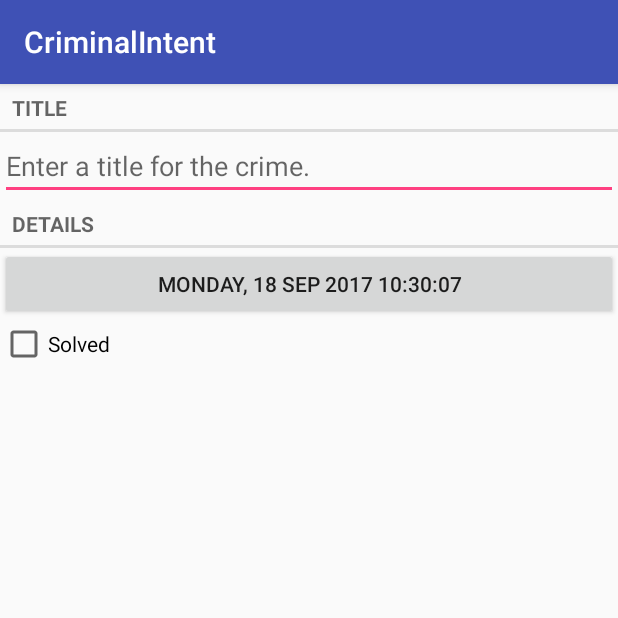
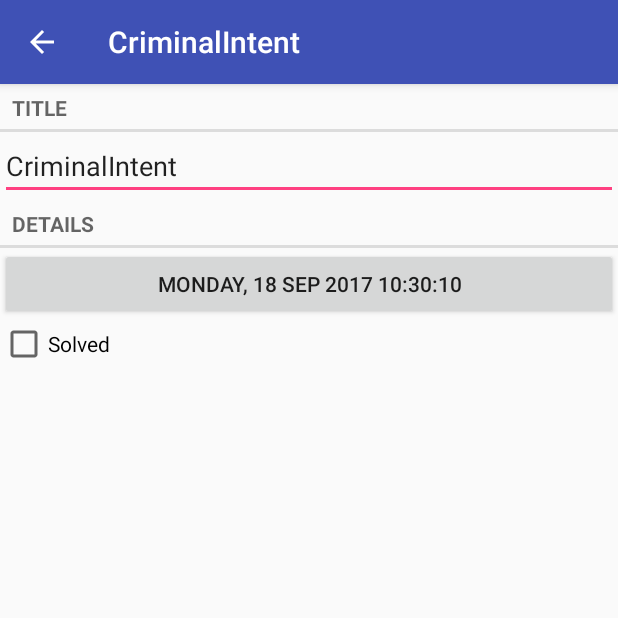
Before and after one commit to KranthiChinnakotla/bignerd, an Android app: the screen it shows after launch (CrimePagerActivity), after a tap on "New Crime", on a phone screen of 412 x 824 dp, the top half of it. Run offline under Robolectric (Android 15) with nearby library versions, the phone set to English and light mode, and no system bars.

Commit message:
modified:   app/src/main/AndroidManifest.xml 	modified:   app/src/main/java/com/bignerdranch/android/criminalintent/CrimeListFragment.java 	modified:   app/src/main/res/menu/fragment_crime_list.xml

```diff
--- a/CriminalIntent/app/src/main/java/com/bignerdranch/android/criminalintent/CrimeListFragment.java
+++ b/CriminalIntent/app/src/main/java/com/bignerdranch/android/criminalintent/CrimeListFragment.java
@@ -4,6 +4,7 @@ import android.content.Intent;
 import android.os.Bundle;
 import android.support.annotation.Nullable;
 import android.support.v4.app.Fragment;
+import android.support.v7.app.AppCompatActivity;
 import android.support.v7.widget.LinearLayoutManager;
 import android.support.v7.widget.RecyclerView;
 import android.text.Layout;
@@ -33,6 +34,9 @@ public class CrimeListFragment extends Fragment {
     private CrimeAdapter mCrimeAdapter;
     private TextView mTextViewTitle, mTextViewDate;
     private ImageView mImageView_Solved;
+    private boolean mSubTitleVisible;
+    private static String SAVED_SUBTITLE_VISIBLE = "subtitle";
+
 
     private static String TAG = "com.bignerdranch.android.crimeid";
 
@@ -42,8 +46,17 @@ public class CrimeListFragment extends Fragment {
         View v = inflater.inflate(R.layout.fragment_crime_list, container, false);
         mRecyclerView = (RecyclerView) v.findViewById(R.id.crime_recycler_view);
         mRecyclerView.setLayoutManager(new LinearLayoutManager(getActivity()));
+        if(savedInstanceState != null){
+            mSubTitleVisible = savedInstanceState.getBoolean(SAVED_SUBTITLE_VISIBLE);
+        }
         updateUi();
         return v;
+    }
+
+    @Override
+    public void onSaveInstanceState(Bundle outState) {
+        super.onSaveInstanceState(outState);
+        outState.putBoolean(SAVED_SUBTITLE_VISIBLE,mSubTitleVisible);
     }
 
     @Override
@@ -56,17 +69,29 @@ public class CrimeListFragment extends Fragment {
     public void onCreateOptionsMenu(Menu menu, MenuInflater inflater) {
         super.onCreateOptionsMenu(menu, inflater);
         inflater.inflate(R.menu.fragment_crime_list, menu);
+
+        MenuItem subTitleItem = menu.findItem(R.id.show_title);
+        if(mSubTitleVisible){
+            subTitleItem.setTitle(getString(R.string.hide_subtitle));
+        }else{
+            subTitleItem.setTitle(getString(R.string.show_subtitle));
+        }
     }
 
     @Override
     public boolean onOptionsItemSelected(MenuItem item) {
-
         switch (item.getItemId()) {
             case R.id.new_crime:
                 Crime crime = new Crime();
+                crime.setTitle(getString(R.string.app_name));
                 CrimeLab.getCrimeLab(getActivity()).addCrime(crime);
                 Intent intent = CrimePagerActivity.newIntent(getActivity());
                 startActivity(intent);
+                return true;
+            case R.id.show_title:
+                mSubTitleVisible = !mSubTitleVisible;
+                getActivity().invalidateOptionsMenu();
+                updateTitle();
                 return true;
             default:
                 return super.onOptionsItemSelected(item);
@@ -148,7 +173,6 @@ public class CrimeListFragment extends Fragment {
         @Override
         public RecyclerView.ViewHolder onCreateViewHolder(ViewGroup parent, int viewType) {
             LayoutInflater inflater = LayoutInflater.from(getActivity());
-
             return new CrimeViewHolder(inflater, parent);
         }
 
@@ -185,13 +209,23 @@ public class CrimeListFragment extends Fragment {
             mCrimeAdapter.notifyDataSetChanged();
             mRecyclerView.setAdapter(mCrimeAdapter);
         }
+        updateTitle();
+    }
 
+    private void updateTitle() {
+        CrimeLab crimeLab = CrimeLab.getCrimeLab(getActivity());
+        int count = crimeLab.getCrimesList().size();
+        String subTitle = getString(R.string.subtitle_format, count);
+        if(!mSubTitleVisible){
+            subTitle = null;
+        }
+        AppCompatActivity activity = (AppCompatActivity) getActivity();
+        activity.getSupportActionBar().setTitle(subTitle);
     }
 
     @Override
     public void onResume() {
         super.onResume();
         updateUi();
-
     }
 }
--- a/CriminalIntent/app/src/main/res/menu/fragment_crime_list.xml
+++ b/CriminalIntent/app/src/main/res/menu/fragment_crime_list.xml
@@ -4,8 +4,12 @@
 
     <item
         android:id="@+id/new_crime"
+        android:icon="@drawable/ic_action_name"
         android:title="@string/new_crime"
-        android:icon="@drawable/ic_action_name"
         app:showAsAction="ifRoom"/>
+    <item
+        android:id="@+id/show_title"
+        android:title="@string/show_subtitle"
+        app:showAsAction="never"/>
 
 </menu>
```
Also changed, not shown: CriminalIntent/app/src/main/AndroidManifest.xml (+6 -7 lines).
